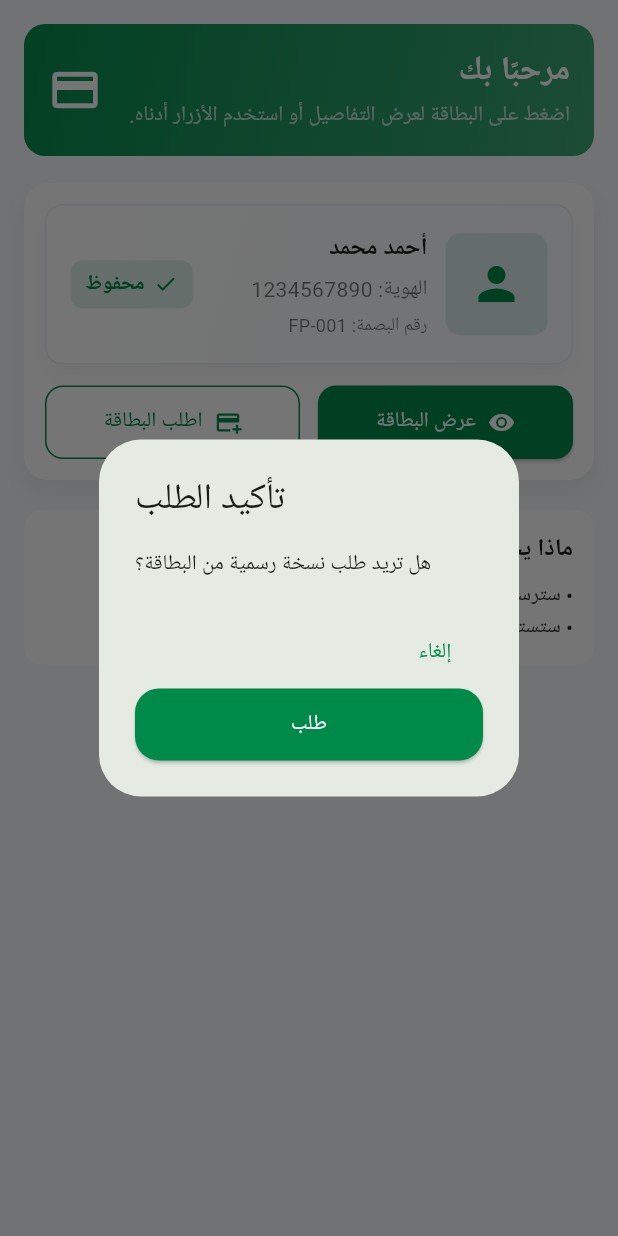
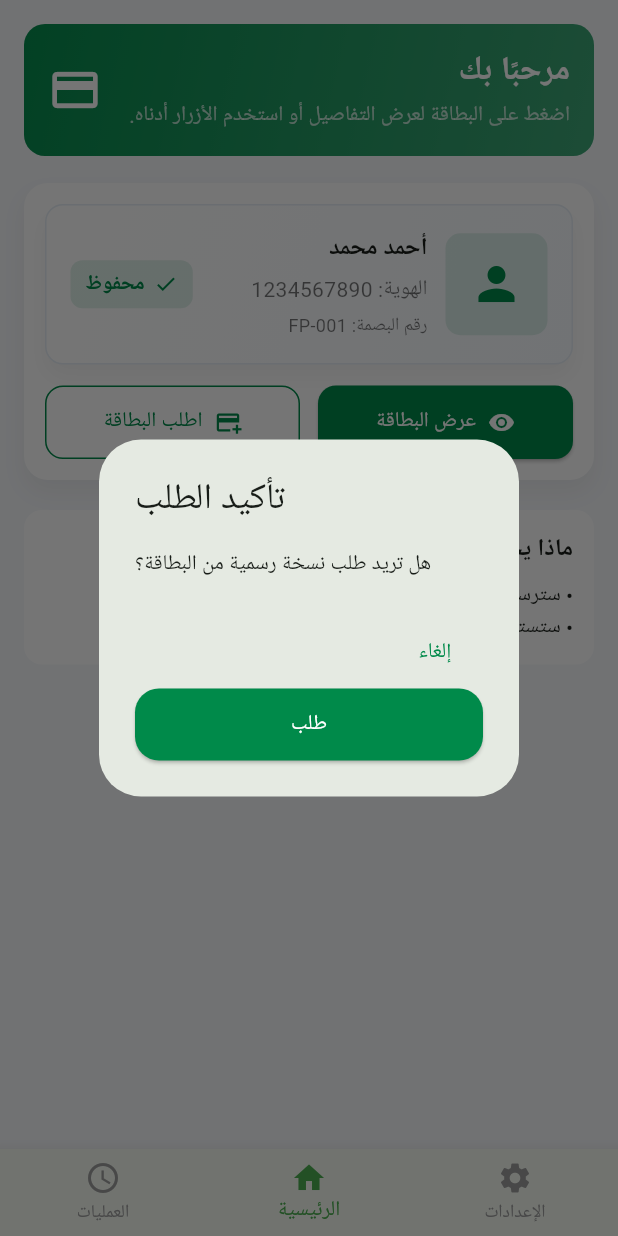
Before and after one commit to Majd-sud/banan, a Flutter app: the HomeScreen screen opened by its route, after a tap on "اطلب البطاقة", on a phone screen of 412 x 824 dp. Run offline on Flutter 3.47's test engine with Material 3 defaults, Android fonts, the phone set to English and light mode, and no system bars.

Commit message:
add the auth_flow

```diff
--- /dev/null
+++ b/app_flutter/lib/auth_flow/bottom_nav.dart
@@ -0,0 +1,37 @@
+import 'package:flutter/material.dart';
+import '../auth_flow/processing_page.dart';
+
+class AppBottomNav extends StatelessWidget {
+  const AppBottomNav({super.key});
+
+  @override
+  Widget build(BuildContext context) {
+    return BottomNavigationBar(
+      currentIndex: 1,
+      selectedItemColor: Colors.green,
+      unselectedItemColor: Colors.grey,
+      onTap: (index) {
+        if (index == 2) {
+          // 👈 تبويب "السجل / العمليات"
+          Navigator.pushNamed(context, '/processing-payment');
+        }
+
+        if (index == 1) {
+          Navigator.pushReplacementNamed(context, '/home');
+        }
+
+        if (index == 0) {
+          // صفحة الإعدادات لاحقاً
+        }
+      },
+      items: const [
+        BottomNavigationBarItem(icon: Icon(Icons.settings), label: "الإعدادات"),
+        BottomNavigationBarItem(icon: Icon(Icons.home), label: "الرئيسية"),
+        BottomNavigationBarItem(
+          icon: Icon(Icons.access_time),
+          label: "العمليات",
+        ),
+      ],
+    );
+  }
+}
--- a/app_flutter/lib/screens/home_screen.dart
+++ b/app_flutter/lib/screens/home_screen.dart
@@ -3,6 +3,7 @@ import 'package:flutter/material.dart';
 import '../theme.dart';
 import '../widgets/banan_card_widget.dart';
 import 'card_screen.dart';
+import '../auth_flow/bottom_nav.dart';
 
 class HomeScreen extends StatelessWidget {
   static const routeName = '/home';
@@ -11,14 +12,21 @@ class HomeScreen extends StatelessWidget {
   Future<void> _requestCard(BuildContext context) async {
     final confirmed = await showDialog<bool>(
       context: context,
-      builder: (ctx) => AlertDialog(
-        title: const Text('تأكيد الطلب'),
-        content: const Text('هل تريد طلب نسخة رسمية من البطاقة؟'),
-        actions: [
-          TextButton(onPressed: () => Navigator.of(ctx).pop(false), child: const Text('إلغاء')),
-          ElevatedButton(onPressed: () => Navigator.of(ctx).pop(true), child: const Text('طلب')),
-        ],
-      ),
+      builder:
+          (ctx) => AlertDialog(
+            title: const Text('تأكيد الطلب'),
+            content: const Text('هل تريد طلب نسخة رسمية من البطاقة؟'),
+            actions: [
+              TextButton(
+                onPressed: () => Navigator.of(ctx).pop(false),
+                child: const Text('إلغاء'),
+              ),
+              ElevatedButton(
+                onPressed: () => Navigator.of(ctx).pop(true),
+                child: const Text('طلب'),
+              ),
+            ],
+          ),
     );
     if (confirmed != true) return;
 
@@ -44,6 +52,8 @@ class HomeScreen extends StatelessWidget {
       textDirection: TextDirection.rtl,
       child: Scaffold(
         backgroundColor: const Color(0xFFF6F8FB),
+        // ✅ Add this:
+        bottomNavigationBar: const AppBottomNav(),
         body: SafeArea(
           child: SingleChildScrollView(
             padding: const EdgeInsets.all(16),
@@ -55,7 +65,10 @@ class HomeScreen extends StatelessWidget {
                   padding: const EdgeInsets.all(16),
                   decoration: BoxDecoration(
                     gradient: LinearGradient(
-                      colors: [bananGreen.withOpacity(0.98), bananGreen.withOpacity(0.75)],
+                      colors: [
+                        bananGreen.withOpacity(0.98),
+                        bananGreen.withOpacity(0.75),
+                      ],
                       begin: Alignment.topLeft,
                       end: Alignment.bottomRight,
                     ),
@@ -67,13 +80,28 @@ class HomeScreen extends StatelessWidget {
                         child: Column(
                           crossAxisAlignment: CrossAxisAlignment.start,
                           children: [
-                            Text('مرحبًا بك', style: textStyle.titleLarge?.copyWith(color: Colors.white, fontWeight: FontWeight.w700)),
+                            Text(
+                              'مرحبًا بك',
+                              style: textStyle.titleLarge?.copyWith(
+                                color: Colors.white,
+                                fontWeight: FontWeight.w700,
+                              ),
+                            ),
                             const SizedBox(height: 6),
-                            Text('اضغط على البطاقة لعرض التفاصيل أو استخدم الأزرار أدناه.', style: textStyle.bodyMedium?.copyWith(color: Colors.white70)),
+                            Text(
+                              'اضغط على البطاقة لعرض التفاصيل أو استخدم الأزرار أدناه.',
+                              style: textStyle.bodyMedium?.copyWith(
+                                color: Colors.white70,
+                              ),
+                            ),
                           ],
                         ),
                       ),
-                      const Icon(Icons.credit_card, color: Colors.white, size: 36),
+                      const Icon(
+                        Icons.credit_card,
+                        color: Colors.white,
+                        size: 36,
+                      ),
                     ],
                   ),
                 ),
@@ -87,12 +115,21 @@ class HomeScreen extends StatelessWidget {
                   decoration: BoxDecoration(
                     color: Colors.white,
                     borderRadius: BorderRadius.circular(16),
-                    boxShadow: [BoxShadow(color: Colors.black.withOpacity(0.05), blurRadius: 12, offset: const Offset(0, 8))],
+                    boxShadow: [
+                      BoxShadow(
+                        color: Colors.black.withOpacity(0.05),
+                        blurRadius: 12,
+                        offset: const Offset(0, 8),
+                      ),
+                    ],
                   ),
                   child: Column(
                     children: [
                       GestureDetector(
-                        onTap: () => Navigator.of(context).pushNamed(CardScreen.routeName),
+                        onTap:
+                            () => Navigator.of(
+                              context,
+                            ).pushNamed(CardScreen.routeName),
                         child: const BananCardWidget(
                           nationalId: '1234567890',
                           fullName: 'أحمد محمد',
@@ -107,13 +144,20 @@ class HomeScreen extends StatelessWidget {
                         children: [
                           Expanded(
                             child: ElevatedButton.icon(
-                              onPressed: () => Navigator.of(context).pushNamed(CardScreen.routeName),
+                              onPressed:
+                                  () => Navigator.of(
+                                    context,
+                                  ).pushNamed(CardScreen.routeName),
                               icon: const Icon(Icons.visibility),
                               label: const Text('عرض البطاقة'),
                               style: ElevatedButton.styleFrom(
                                 backgroundColor: bananGreen,
-                                padding: const EdgeInsets.symmetric(vertical: 14),
-                                shape: RoundedRectangleBorder(borderRadius: BorderRadius.circular(12)),
+                                padding: const EdgeInsets.symmetric(
+                                  vertical: 14,
+                                ),
+                                shape: RoundedRectangleBorder(
+                                  borderRadius: BorderRadius.circular(12),
+                                ),
                               ),
                             ),
                           ),
@@ -121,11 +165,21 @@ class HomeScreen extends StatelessWidget {
                           Expanded(
                             child: OutlinedButton.icon(
                               onPressed: () => _requestCard(context),
-                              icon: const Icon(Icons.add_card_outlined, color: bananGreen),
-                              label: const Text('اطلب البطاقة', style: TextStyle(color: bananGreen)),
+                              icon: const Icon(
+                                Icons.add_card_outlined,
+                                color: bananGreen,
+                              ),
+                              label: const Text(
+                                'اطلب البطاقة',
+                                style: TextStyle(color: bananGreen),
+                              ),
                               style: OutlinedButton.styleFrom(
-                                padding: const EdgeInsets.symmetric(vertical: 14),
-                                shape: RoundedRectangleBorder(borderRadius: BorderRadius.circular(12)),
+                                padding: const EdgeInsets.symmetric(
+                                  vertical: 14,
+                                ),
+                                shape: RoundedRectangleBorder(
+                                  borderRadius: BorderRadius.circular(12),
+                                ),
                                 side: BorderSide(color: bananGreen),
                                 foregroundColor: bananGreen,
                               ),
@@ -143,13 +197,24 @@ class HomeScreen extends StatelessWidget {
                 Container(
                   width: double.infinity,
                   padding: const EdgeInsets.all(14),
-                  decoration: BoxDecoration(color: Colors.white, borderRadius: BorderRadius.circular(12)),
+                  decoration: BoxDecoration(
+                    color: Colors.white,
+                    borderRadius: BorderRadius.circular(12),
+                  ),
                   child: Column(
                     crossAxisAlignment: CrossAxisAlignment.start,
                     children: [
-                      Text('ماذا يحدث بعد الطلب؟', style: textStyle.titleMedium?.copyWith(fontWeight: FontWeight.w700)),
+                      Text(
+                        'ماذا يحدث بعد الطلب؟',
+                        style: textStyle.titleMedium?.copyWith(
+                          fontWeight: FontWeight.w700,
+                        ),
+                      ),
                       const SizedBox(height: 8),
-                      Text('• سترسل الجهة المختصة طلبك.\n• ستستلم إشعارًا عند إصدار البطاقة.', style: textStyle.bodyMedium),
+                      Text(
+                        '• سترسل الجهة المختصة طلبك.\n• ستستلم إشعارًا عند إصدار البطاقة.',
+                        style: textStyle.bodyMedium,
+                      ),
                     ],
                   ),
                 ),
```
Also changed, not shown: app_flutter/lib/auth_flow/auth_success.dart (added, +28 -0 lines), app_flutter/lib/auth_flow/banan_success.dart (added, +28 -0 lines), app_flutter/lib/auth_flow/fingerprint_prompt.dart (added, +40 -0 lines), app_flutter/lib/auth_flow/no_fingerprint.dart (added, +28 -0 lines), app_flutter/lib/auth_flow/processing_page.dart (added, +53 -0 lines), app_flutter/lib/main.dart (+48 -0 lines), app_flutter/lib/screens/card_verification_screen.dart (added, +111 -0 lines), app_flutter/lib/widgets/base_screen.dart (added, +18 -0 lines).
